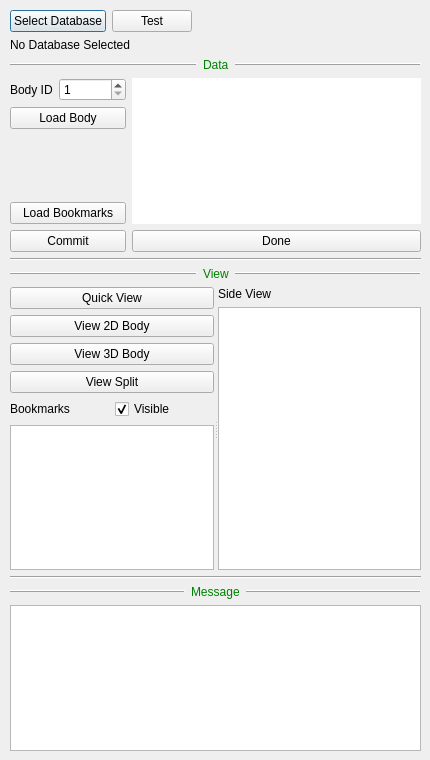
Old version of the form neurolabi/gui/flyembodysplitprojectdialog.ui in the repository janelia-flyem/NeuTu.
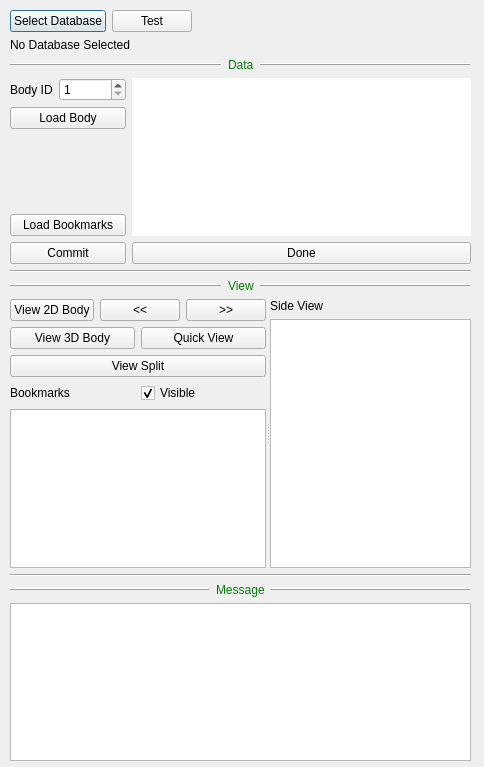
New version of the form.

Patch:
```diff
--- a/neurolabi/gui/flyembodysplitprojectdialog.ui
+++ b/neurolabi/gui/flyembodysplitprojectdialog.ui
@@ -6,8 +6,8 @@
    <rect>
     <x>0</x>
     <y>0</y>
-    <width>430</width>
-    <height>760</height>
+    <width>484</width>
+    <height>767</height>
    </rect>
   </property>
   <property name="sizePolicy">
@@ -24,8 +24,8 @@
     <rect>
      <x>10</x>
      <y>10</y>
-     <width>411</width>
-     <height>741</height>
+     <width>461</width>
+     <height>751</height>
     </rect>
    </property>
    <layout class="QVBoxLayout" name="verticalLayout_10">
@@ -275,12 +275,7 @@
           <item>
            <layout class="QVBoxLayout" name="verticalLayout">
             <item>
-             <widget class="QPushButton" name="quickViewPushButton">
-              <property name="text">
-               <string>Quick View</string>
-              </property>
-             </widget>
-            </item>
+             <layout class="QHBoxLayout" name="horizontalLayout_7">
             <item>
              <widget class="QPushButton" name="view2dBodyPushButton">
               <property name="text">
@@ -289,11 +284,51 @@
              </widget>
             </item>
             <item>
+               <widget class="QPushButton" name="prevPushButton">
+                <property name="text">
+                 <string>&lt;&lt;</string>
+                </property>
+               </widget>
+              </item>
+              <item>
+               <widget class="QPushButton" name="nextPushButton">
+                <property name="text">
+                 <string>&gt;&gt;</string>
+                </property>
+               </widget>
+              </item>
+              <item>
+               <spacer name="horizontalSpacer_2">
+                <property name="orientation">
+                 <enum>Qt::Horizontal</enum>
+                </property>
+                <property name="sizeHint" stdset="0">
+                 <size>
+                  <width>40</width>
+                  <height>20</height>
+                 </size>
+                </property>
+               </spacer>
+              </item>
+             </layout>
+            </item>
+            <item>
+             <layout class="QHBoxLayout" name="horizontalLayout_8">
+              <item>
              <widget class="QPushButton" name="view3dBodyPushButton">
               <property name="text">
                <string>View 3D Body</string>
               </property>
              </widget>
+              </item>
+              <item>
+               <widget class="QPushButton" name="quickViewPushButton">
+                <property name="text">
+                 <string>Quick View</string>
+                </property>
+               </widget>
+              </item>
+             </layout>
             </item>
             <item>
              <widget class="QPushButton" name="viewSplitPushButton">
```
Lines whose indentation alone changed are shown as unchanged.
